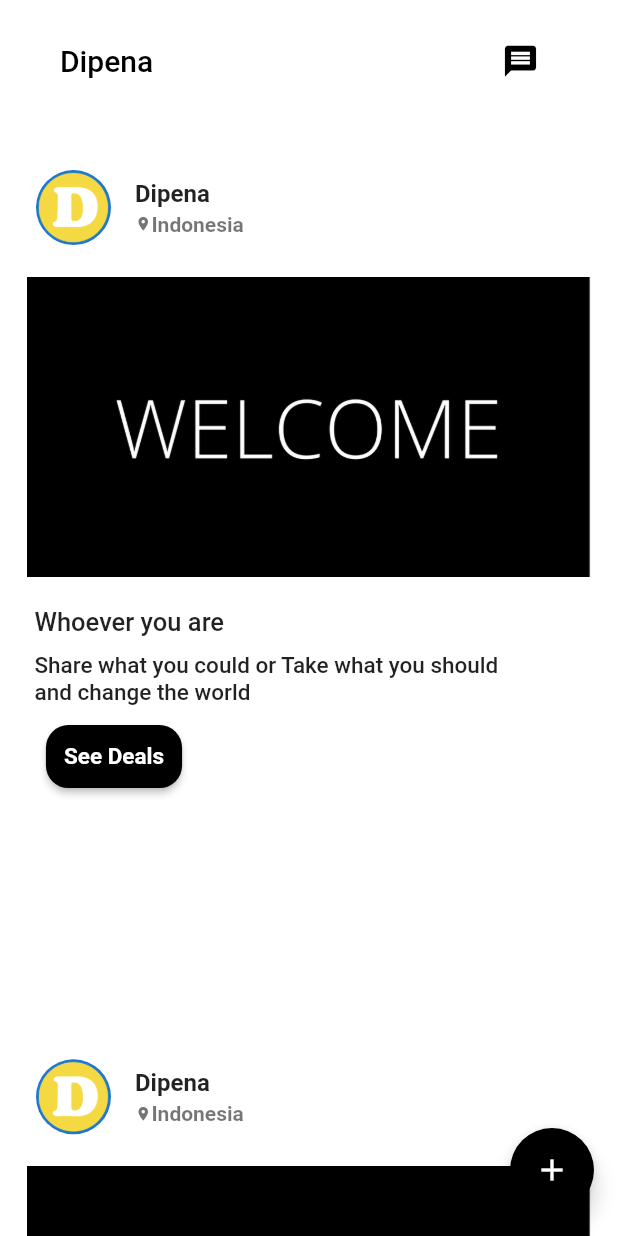
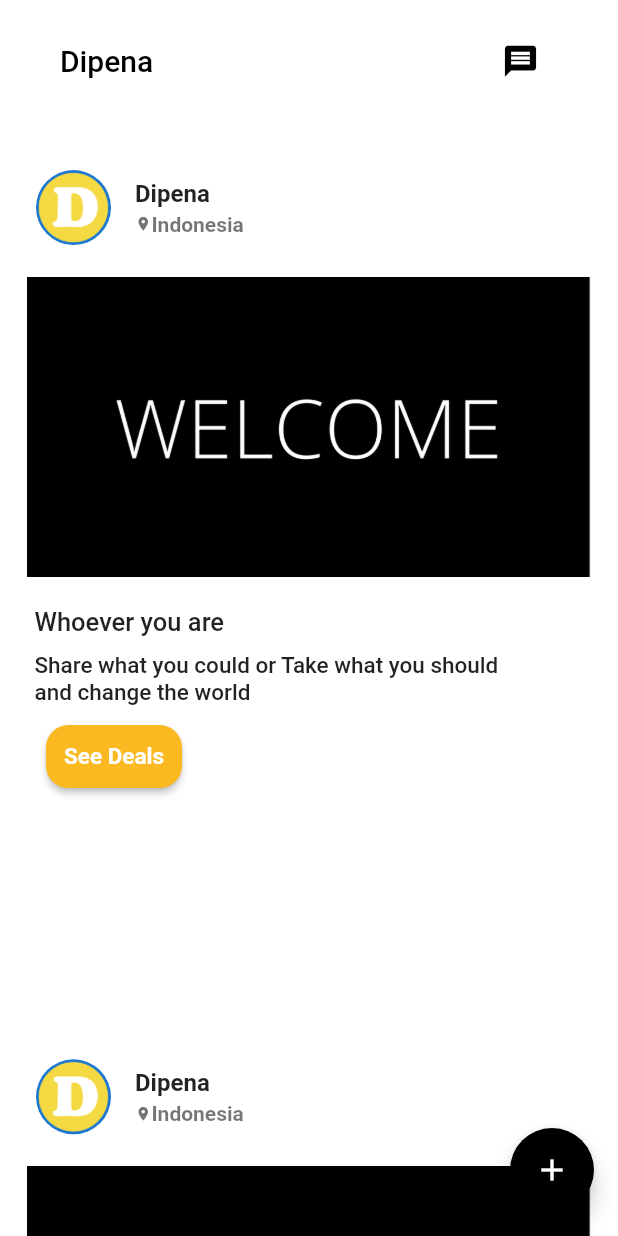
Before and after one commit to DipenaIndonesia/dipena_app_2.0, a Flutter app: the Home screen opened directly, on a phone screen of 412 x 824 dp. Run offline on Flutter 3.47's test engine with Material 2 defaults, Android fonts, the phone set to English and light mode, and no system bars; our stand-ins replace font_awesome_flutter, image_picker, shared_preferences, titled_navigation_bar; accounts and stored records are empty; network calls fail.

Commit message:
Ganti color button see deals

```diff
--- a/lib/inside_app/home.dart
+++ b/lib/inside_app/home.dart
@@ -806,7 +806,10 @@ class _HomeState extends State<Home> {
                                                   borderRadius:
                                                       BorderRadius.circular(15),
                                                 ),
-                                                color: Colors.black,
+                                                color:
+                                                //  Colors.black,
+                                                 Color.fromRGBO(
+                                                          250, 185, 32, 1),
                                                 // Color.fromRGBO(
                                                 //     244, 217, 66, 1),
                                                 child: Text(
@@ -1134,7 +1137,10 @@ class _HomeState extends State<Home> {
                                                   borderRadius:
                                                       BorderRadius.circular(15),
                                                 ),
-                                                color: Colors.black,
+                                                color:
+                                                // Colors.black,
+                                                 Color.fromRGBO(
+                                                          250, 185, 32, 1),
                                                 // Color.fromRGBO(
                                                 //     244, 217, 66, 1),
                                                 child: Text(
@@ -1489,7 +1495,10 @@ class _HomeState extends State<Home> {
                                                           BorderRadius.circular(
                                                               15),
                                                     ),
-                                                    color: Colors.black,
+                                                    color:
+                                                    // Colors.black,
+                                                     Color.fromRGBO(
+                                                          250, 185, 32, 1),
                                                     // Color.fromRGBO(
                                                     //     244, 217, 66, 1),
                                                     child: Text(
```
Also changed, not shown: lib/inside_app/peluang.dart (+4 -3 lines), assets/images/featured-image.png (added), assets/images/logo_playstore.png (added), assets/images/promo-image.png (added), assets/images/ss_playstore1.png (added), assets/images/ss_playstore2.png (added), assets/images/ss_playstore3.png (added), assets/images/tv-banner.png (added).
